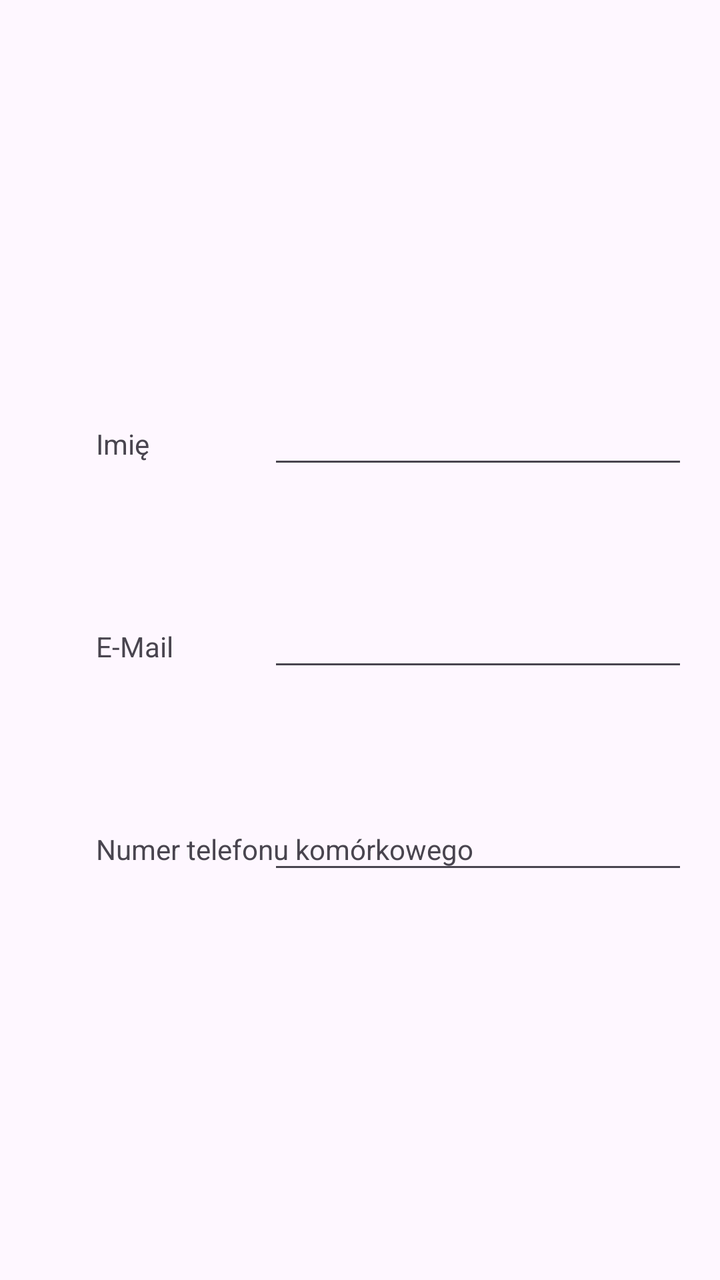
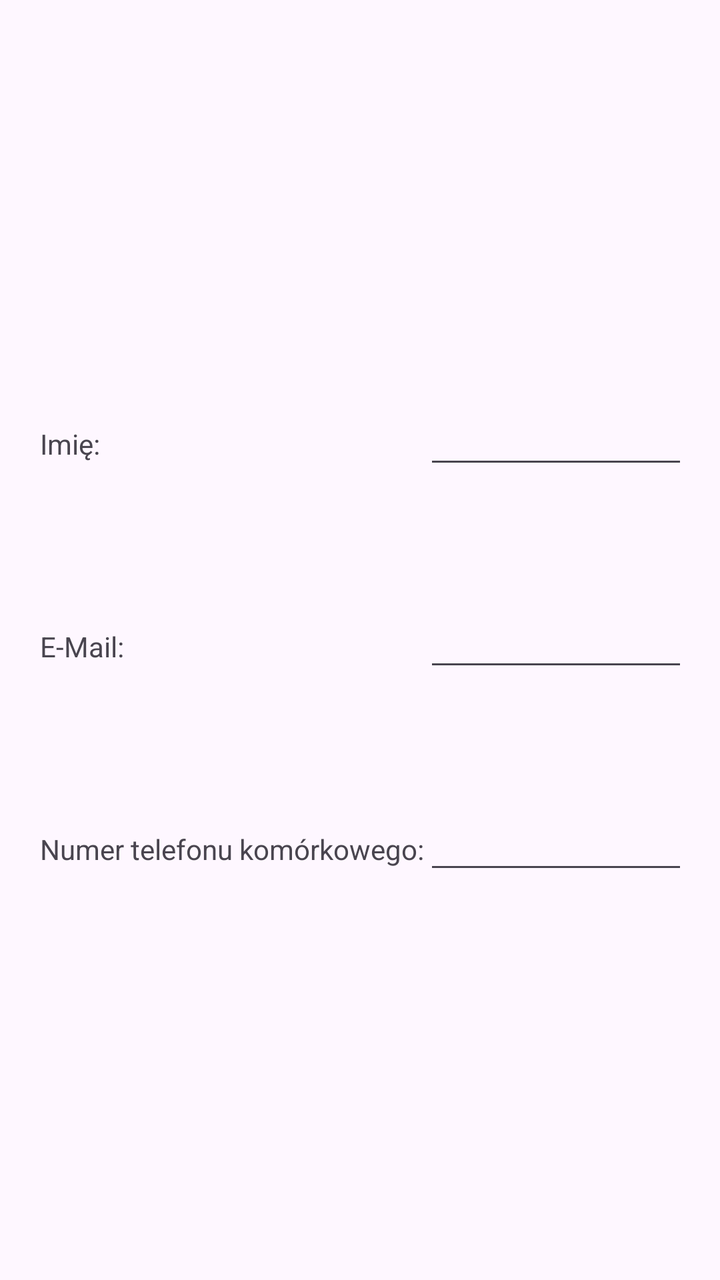

Before-and-after screenshots of an Android layout around one commit, followed by the original layout XML and the change that was made.
<!-- AndroidManifest.xml: application theme Theme.FormularzZBariera -->
<!-- res/layout/activity_main.xml -->
<?xml version="1.0" encoding="utf-8"?>
<androidx.constraintlayout.widget.ConstraintLayout xmlns:android="http://schemas.android.com/apk/res/android"
    xmlns:app="http://schemas.android.com/apk/res-auto"
    xmlns:tools="http://schemas.android.com/tools"
    android:id="@+id/main"
    android:layout_width="match_parent"
    android:layout_height="match_parent"
    android:padding="16dp"
    tools:context=".MainActivity">

    <EditText
        android:id="@+id/etEmail"
        android:layout_width="wrap_content"
        android:layout_height="wrap_content"
        android:ems="10"
        android:inputType="textEmailAddress"
        app:layout_constraintBottom_toBottomOf="parent"
        app:layout_constraintEnd_toEndOf="parent"
        app:layout_constraintTop_toTopOf="parent" />

    <EditText
        android:id="@+id/etName"
        android:layout_width="wrap_content"
        android:layout_height="wrap_content"
        android:layout_marginBottom="60dp"
        android:ems="10"
        android:inputType="text"
        app:layout_constraintBottom_toTopOf="@+id/etEmail"
        app:layout_constraintEnd_toEndOf="parent" />

    <EditText
        android:id="@+id/etPhoneNumber"
        android:layout_width="wrap_content"
        android:layout_height="wrap_content"
        android:layout_marginTop="60dp"
        android:ems="10"
        android:inputType="phone"
        app:layout_constraintEnd_toEndOf="parent"
        app:layout_constraintTop_toBottomOf="@+id/etEmail" />

    <TextView
        android:id="@+id/tvEmail"
        android:layout_width="wrap_content"
        android:layout_height="wrap_content"
        android:layout_marginStart="32dp"
        android:text="@string/tv_email"
        app:layout_constraintBottom_toBottomOf="parent"
        app:layout_constraintStart_toStartOf="parent"
        app:layout_constraintTop_toTopOf="parent"
        app:layout_constraintBaseline_toBaselineOf = "@id/etEmail"/>


    <TextView
        android:id="@+id/tvName"
        android:layout_width="wrap_content"
        android:layout_height="wrap_content"
        android:layout_marginStart="32dp"
        android:layout_marginBottom="88dp"
        android:text="@string/tv_name"
        app:layout_constraintBottom_toTopOf="@+id/tvEmail"
        app:layout_constraintStart_toStartOf="parent"
        app:layout_constraintBaseline_toBaselineOf = "@id/etName"/>

    <TextView
        android:id="@+id/tvPhoneNumber"
        android:layout_width="wrap_content"
        android:layout_height="wrap_content"
        android:layout_marginStart="32dp"
        android:layout_marginTop="88dp"
        android:text="@string/tv_phone_number"
        app:layout_constraintStart_toStartOf="parent"
        app:layout_constraintTop_toBottomOf="@+id/tvEmail"
        app:layout_constraintBaseline_toBaselineOf = "@id/etPhoneNumber"/>


</androidx.constraintlayout.widget.ConstraintLayout>
<!-- resources referenced by this layout -->
<resources>
  <string name="tv_email">E-Mail</string>
  <string name="tv_name">Imię</string>
  <string name="tv_phone_number">Numer telefonu komórkowego</string>
  <style name="Theme.FormularzZBariera" parent="Base.Theme.FormularzZBariera" />
  <style name="Base.Theme.FormularzZBariera" parent="Theme.Material3.DayNight.NoActionBar">
          
          
      </style>
</resources>

<!-- the commit's change to res/layout/activity_main.xml (unified diff, before → after) -->
@@ -10,67 +10,75 @@
 
     <EditText
         android:id="@+id/etEmail"
-        android:layout_width="wrap_content"
+        android:layout_width="0dp"
         android:layout_height="wrap_content"
         android:ems="10"
         android:inputType="textEmailAddress"
         app:layout_constraintBottom_toBottomOf="parent"
         app:layout_constraintEnd_toEndOf="parent"
-        app:layout_constraintTop_toTopOf="parent" />
+        app:layout_constraintTop_toTopOf="parent"
+        app:layout_constraintStart_toEndOf="@id/barrierLabels"/>
 
     <EditText
         android:id="@+id/etName"
-        android:layout_width="wrap_content"
+        android:layout_width="0dp"
         android:layout_height="wrap_content"
         android:layout_marginBottom="60dp"
         android:ems="10"
         android:inputType="text"
         app:layout_constraintBottom_toTopOf="@+id/etEmail"
-        app:layout_constraintEnd_toEndOf="parent" />
+        app:layout_constraintEnd_toEndOf="parent"
+        app:layout_constraintStart_toEndOf="@id/barrierLabels"/>
 
     <EditText
         android:id="@+id/etPhoneNumber"
-        android:layout_width="wrap_content"
+        android:layout_width="0dp"
         android:layout_height="wrap_content"
         android:layout_marginTop="60dp"
         android:ems="10"
         android:inputType="phone"
         app:layout_constraintEnd_toEndOf="parent"
-        app:layout_constraintTop_toBottomOf="@+id/etEmail" />
+        app:layout_constraintTop_toBottomOf="@+id/etEmail"
+        app:layout_constraintStart_toEndOf="@id/barrierLabels"/>
+
 
     <TextView
         android:id="@+id/tvEmail"
         android:layout_width="wrap_content"
         android:layout_height="wrap_content"
-        android:layout_marginStart="32dp"
+        android:layout_marginStart="4dp"
         android:text="@string/tv_email"
+        app:layout_constraintBaseline_toBaselineOf="@id/etEmail"
         app:layout_constraintBottom_toBottomOf="parent"
         app:layout_constraintStart_toStartOf="parent"
-        app:layout_constraintTop_toTopOf="parent"
-        app:layout_constraintBaseline_toBaselineOf = "@id/etEmail"/>
-
+        app:layout_constraintTop_toTopOf="parent" />
 
     <TextView
         android:id="@+id/tvName"
         android:layout_width="wrap_content"
         android:layout_height="wrap_content"
-        android:layout_marginStart="32dp"
-        android:layout_marginBottom="88dp"
+        android:layout_marginStart="4dp"
+        android:layout_marginBottom="84dp"
         android:text="@string/tv_name"
+        app:layout_constraintBaseline_toBaselineOf="@id/etName"
         app:layout_constraintBottom_toTopOf="@+id/tvEmail"
-        app:layout_constraintStart_toStartOf="parent"
-        app:layout_constraintBaseline_toBaselineOf = "@id/etName"/>
+        app:layout_constraintStart_toStartOf="parent" />
 
     <TextView
         android:id="@+id/tvPhoneNumber"
         android:layout_width="wrap_content"
         android:layout_height="wrap_content"
-        android:layout_marginStart="32dp"
-        android:layout_marginTop="88dp"
+        android:layout_marginStart="4dp"
+        android:layout_marginTop="84dp"
         android:text="@string/tv_phone_number"
+        app:layout_constraintBaseline_toBaselineOf="@id/etPhoneNumber"
         app:layout_constraintStart_toStartOf="parent"
-        app:layout_constraintTop_toBottomOf="@+id/tvEmail"
-        app:layout_constraintBaseline_toBaselineOf = "@id/etPhoneNumber"/>
+        app:layout_constraintTop_toBottomOf="@+id/tvEmail" />
 
-
+    <androidx.constraintlayout.widget.Barrier
+        android:id="@+id/barrierLabels"
+        android:layout_width="wrap_content"
+        android:layout_height="wrap_content"
+        app:barrierDirection="end"
+        app:constraint_referenced_ids="tvEmail,tvName,tvPhoneNumber" />
 </androidx.constraintlayout.widget.ConstraintLayout>
<!-- resource entries referenced after the edit -->
@@ -1,8 +1,8 @@
 <!-- resources referenced by this layout -->
 <resources>
-  <string name="tv_email">E-Mail</string>
-  <string name="tv_name">Imię</string>
-  <string name="tv_phone_number">Numer telefonu komórkowego</string>
+  <string name="tv_email">E-Mail: </string>
+  <string name="tv_name">Imię: </string>
+  <string name="tv_phone_number">Numer telefonu komórkowego: </string>
   <style name="Theme.FormularzZBariera" parent="Base.Theme.FormularzZBariera" />
   <style name="Base.Theme.FormularzZBariera" parent="Theme.Material3.DayNight.NoActionBar">
           
